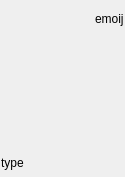
Above: ui/scene_card.ui from zkovari/plotlyst before the change. Below: the same form after it.
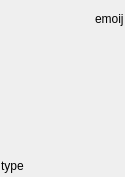
That is the form after the change. Custom widgets are drawn as their Qt base class.

```diff
--- a/ui/scene_card.ui
+++ b/ui/scene_card.ui
@@ -224,8 +224,8 @@
        </property>
        <property name="iconSize">
         <size>
-         <width>24</width>
-         <height>24</height>
+         <width>18</width>
+         <height>18</height>
         </size>
        </property>
       </widget>
```
Left out of the diff: 2 changed lines with no effect on the pictures.
